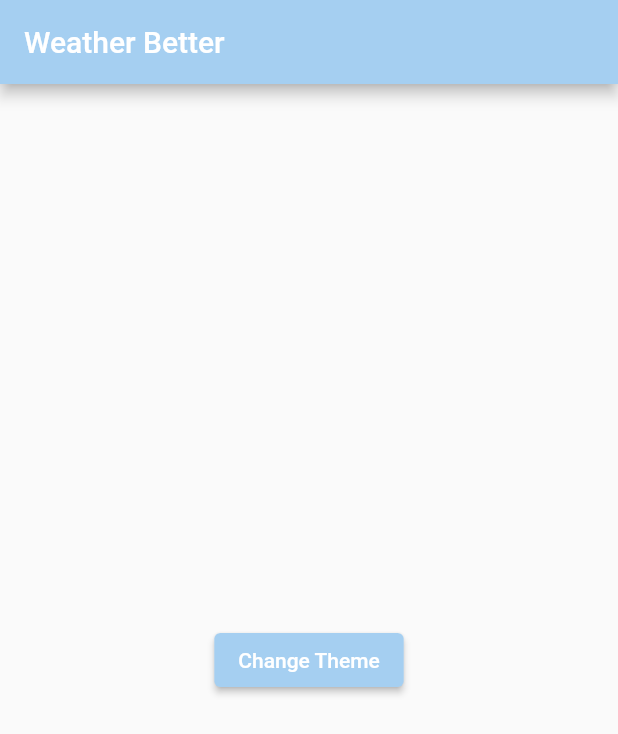
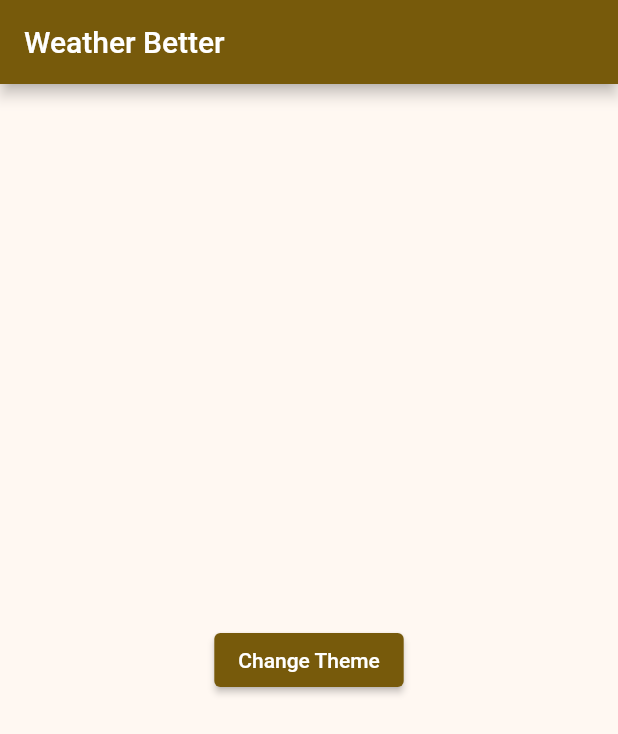
Before and after one commit to xJac0b/weather_app, a Flutter app: the screen it shows after launch, on a phone screen of 412 x 824 dp. Shown: the top 734 px of the screen. Run offline on Flutter 3.47's test engine with Material 2 defaults, Android fonts, the phone set to English and light mode, and no system bars; our stand-ins replace bloc, flutter_bloc.

Commit message:
theme switching fixes

```diff
--- a/lib/ui/constants/colors.dart
+++ b/lib/ui/constants/colors.dart
@@ -1,6 +1,7 @@
 import 'package:flutter/material.dart';
 
 class AppColors {
+  static const MaterialColor seedColor = Colors.amber;
   static const Color primary = Color(0xFF35B4C5);
   static const Color primaryLight = Color(0xFFA5CFF1);
   static const Color primaryDark = Color(0xFF0D3656);
--- a/lib/ui/constants/theme.dart
+++ b/lib/ui/constants/theme.dart
@@ -5,9 +5,7 @@ enum AppTheme { light, dark }
 
 Map<AppTheme, ThemeData> appThemeData = {
   AppTheme.light: ThemeData(
-      colorScheme: const ColorScheme.light().copyWith(
-          primary: AppColors.primaryLight, secondary: AppColors.accent)),
+      colorSchemeSeed: AppColors.seedColor, brightness: Brightness.light),
   AppTheme.dark: ThemeData(
-      colorScheme: const ColorScheme.dark().copyWith(
-          primary: AppColors.primaryLight, secondary: AppColors.accent)),
+      colorSchemeSeed: AppColors.seedColor, brightness: Brightness.dark),
 };
```
